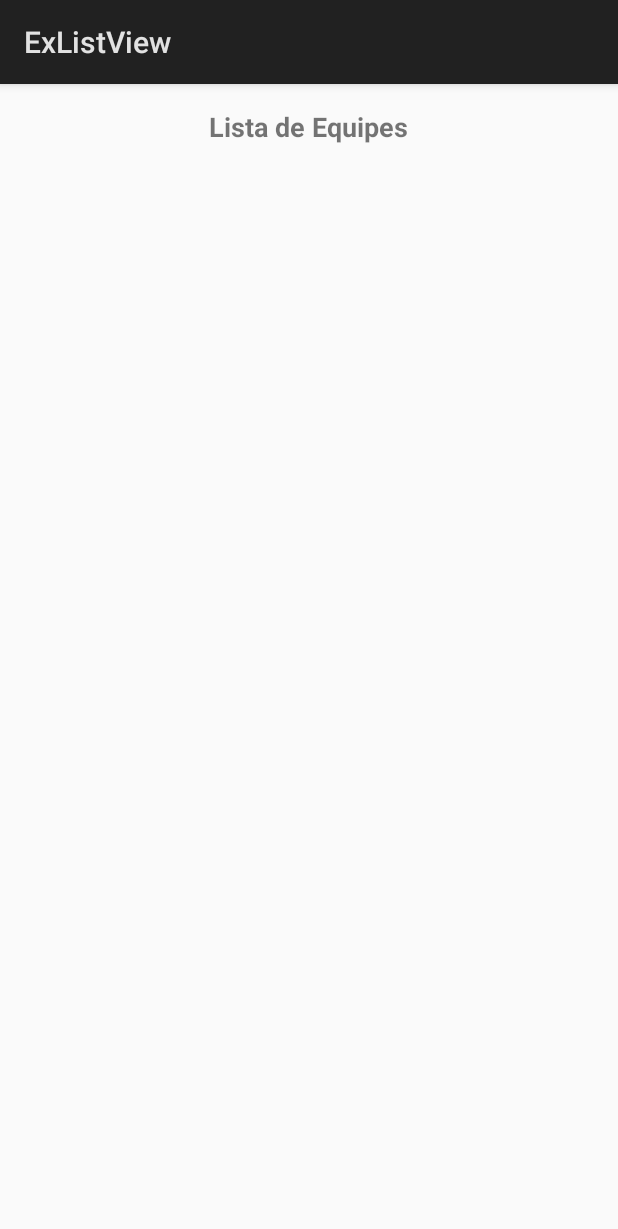
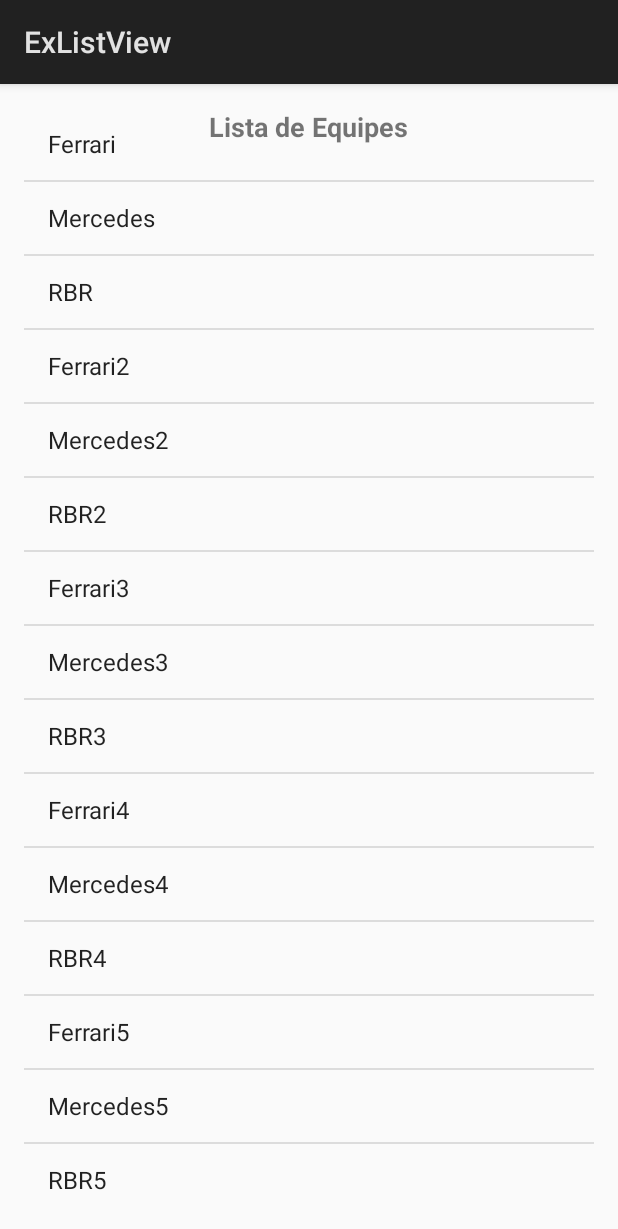
Before and after one commit to lglmoura/ExListview, an Android app: the screen it shows after launch (MainActivity), on a phone screen of 412 x 824 dp. Shown: the top 1229 px of the screen. Run offline under Robolectric (Android 15) with nearby library versions, the phone set to English and light mode, and no system bars.

```diff
--- a/app/src/main/java/com/example/lglmoura/exlistview/MainActivity.java
+++ b/app/src/main/java/com/example/lglmoura/exlistview/MainActivity.java
@@ -2,6 +2,8 @@ package com.example.lglmoura.exlistview;
 
 import android.app.Activity;
 import android.os.Bundle;
+import android.widget.ArrayAdapter;
+import android.widget.ListView;
 
 public class MainActivity extends Activity {
 
@@ -9,5 +11,12 @@ public class MainActivity extends Activity {
     protected void onCreate(Bundle savedInstanceState) {
         super.onCreate(savedInstanceState);
         setContentView(R.layout.activity_main);
+
+        ListView lista = (ListView) findViewById(R.id.lvEquipes);
+
+        ArrayAdapter adapter = ArrayAdapter.createFromResource(this,
+                R.array.equipes, android.R.layout.simple_list_item_1);
+
+        lista.setAdapter(adapter);
     }
 }
```
